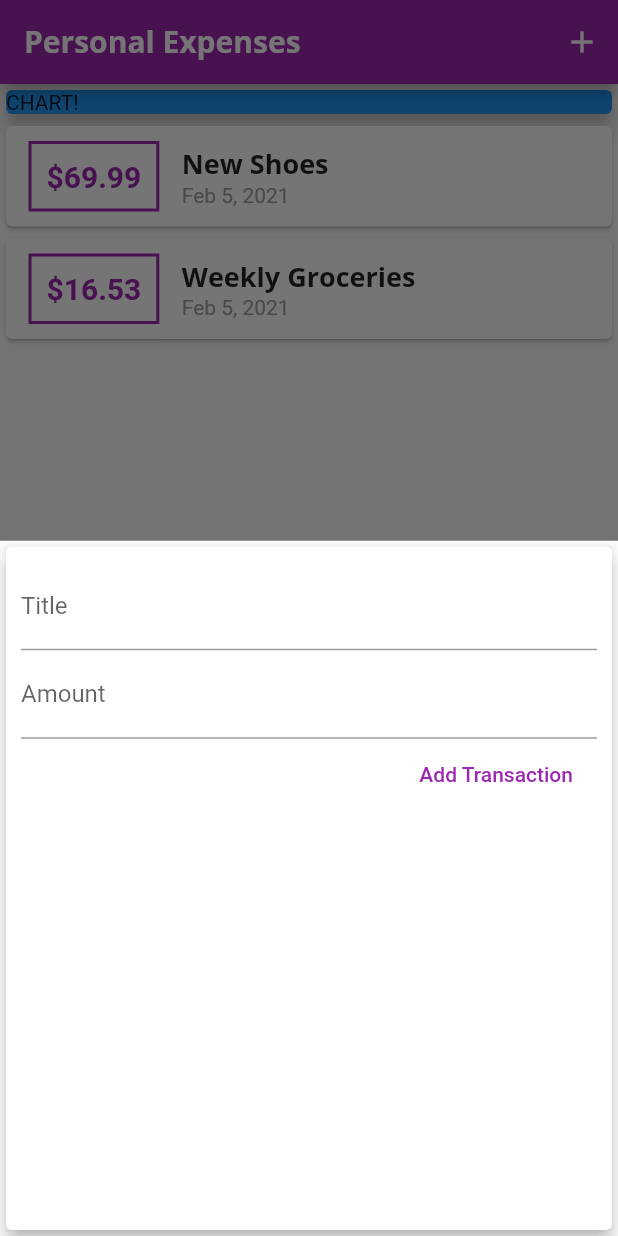
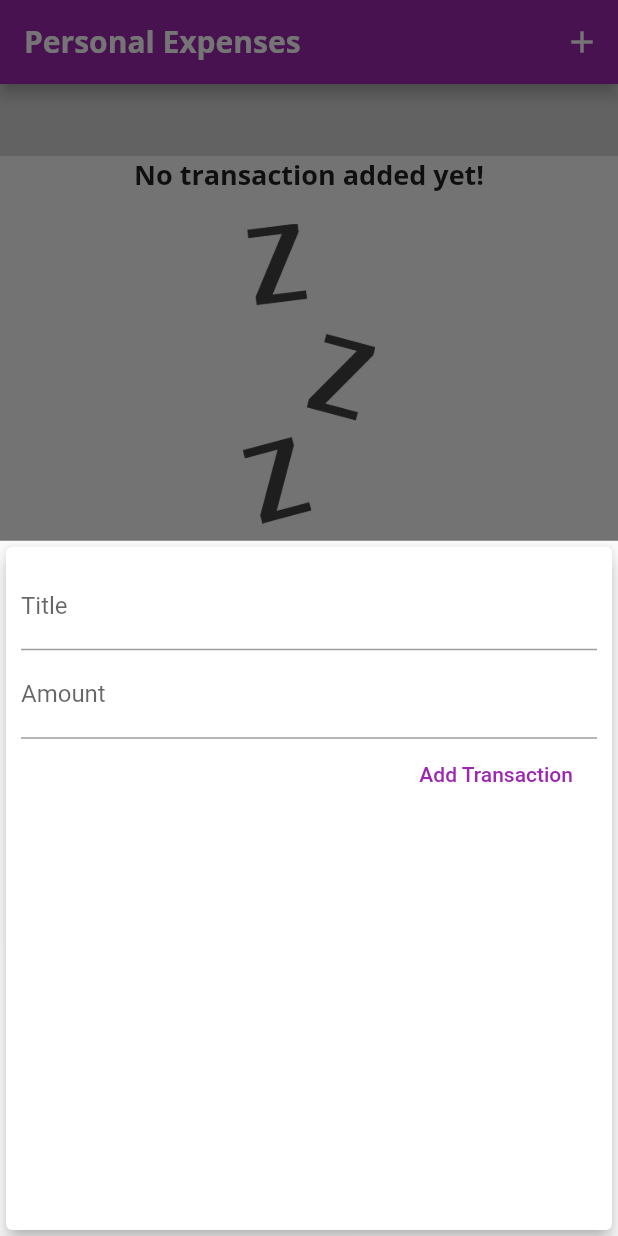
Before and after one commit to Qubits-01/fp-personal-expenses-app, a Flutter app: the screen it shows after launch, after a tap on the "add" icon, on a phone screen of 412 x 824 dp. Run offline on Flutter 3.47's test engine with Material 2 defaults, Android fonts, the phone set to English and light mode, and no system bars; statements that could not run were skipped.

Commit message:
Initialize the chart's widget foundational code

```diff
--- a/lib/main.dart
+++ b/lib/main.dart
@@ -2,6 +2,7 @@ import 'package:flutter/material.dart';
 
 import './widgets/transaction_list.dart';
 import './widgets/new_transaction.dart';
+import './widgets/chart.dart';
 import './models/transaction.dart';
 
 void main() => runApp(MyApp());
@@ -47,18 +48,18 @@ class MyHomePage extends StatefulWidget {
 
 class _MyHomePageState extends State<MyHomePage> {
   final List<Transaction> _userTransactions = [
-    Transaction(
-      id: "t1",
-      title: "New Shoes",
-      amount: 69.99,
-      date: DateTime.now(),
-    ),
-    Transaction(
-      id: "t2",
-      title: "Weekly Groceries",
-      amount: 16.53,
-      date: DateTime.now(),
-    ),
+    // Transaction(
+    //   id: "t1",
+    //   title: "New Shoes",
+    //   amount: 69.99,
+    //   date: DateTime.now(),
+    // ),
+    // Transaction(
+    //   id: "t2",
+    //   title: "Weekly Groceries",
+    //   amount: 16.53,
+    //   date: DateTime.now(),
+    // ),
   ];
 
   void _addNewTransaction(String txTitle, double txAmount) {
@@ -108,14 +109,7 @@ class _MyHomePageState extends State<MyHomePage> {
           // mainAxisAlignment: MainAxisAlignment.start,
           crossAxisAlignment: CrossAxisAlignment.stretch,
           children: <Widget>[
-            Container(
-              width: double.infinity,
-              child: Card(
-                color: Colors.blue,
-                child: Text("CHART!"),
-                elevation: 5,
-              ),
-            ),
+            Chart(),
             TransactionList(_userTransactions),
           ],
         ),
--- a/lib/widgets/transaction_list.dart
+++ b/lib/widgets/transaction_list.dart
@@ -12,7 +12,26 @@ class TransactionList extends StatelessWidget {
   Widget build(BuildContext context) {
     return Container(
       height: 300,
-      child: ListView.builder(
+      child: transactions.isEmpty
+          ? Column(
+              children: <Widget>[
+                Text(
+                  "No transaction added yet!",
+                  style: Theme.of(context).textTheme.headline6,
+                ),
+                SizedBox(
+                  height: 20,
+                ),
+                Container(
+                  height: 200,
+                  child: Image.asset(
+                    "assets/images/waiting.png",
+                    fit: BoxFit.cover,
+                  ),
+                ),
+              ],
+            )
+          : ListView.builder(
               itemBuilder: (ctx, index) {
                 return Card(
                   child: Row(
--- a/pubspec.yaml
+++ b/pubspec.yaml
@@ -77,6 +77,9 @@ flutter:
   # For details regarding fonts from package dependencies,
   # see https://flutter.dev/custom-fonts/#from-packages
 
+  assets:
+    - assets/images/waiting.png
+
   fonts:
     - family: OpenSans
       fonts:
```
Also changed, not shown: lib/widgets/chart.dart (added, +45 -0 lines), assets/images/waiting.png (added). Lines whose indentation alone changed are shown as unchanged.
